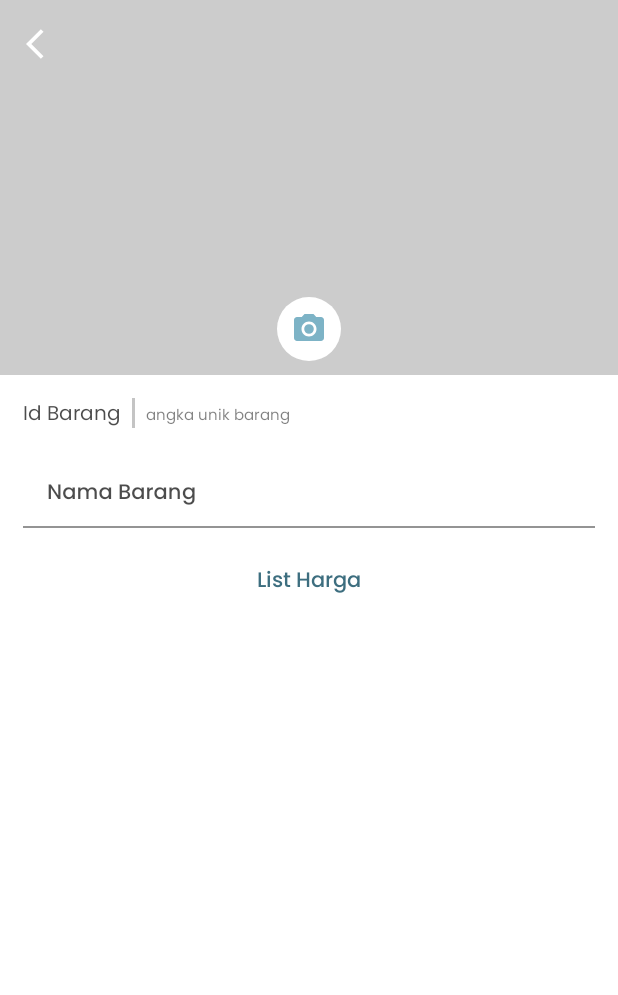
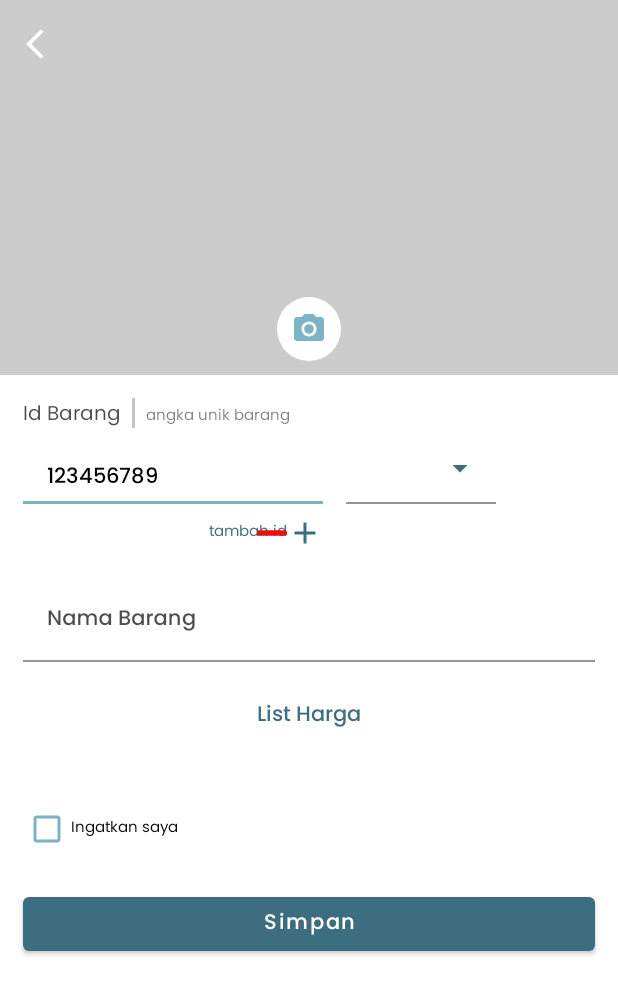
Before and after one commit to m-rizqi/toko-managament-system, an Android app: the screen it shows after launch (NewProductActivity), on a phone screen of 412 x 824 dp. Shown: the top 995 px of the screen. Run offline under Robolectric (Android 15) with nearby library versions, the phone set to English and light mode, and no system bars.

Commit message:
ids recylcer adapter

```diff
--- a/app/build.gradle
+++ b/app/build.gradle
@@ -31,7 +31,7 @@ android {
 dependencies {
 
     implementation 'androidx.appcompat:appcompat:1.3.0'
-    implementation 'com.google.android.material:material:1.1.0'
+    implementation 'com.google.android.material:material:1.4.0'
     implementation 'androidx.constraintlayout:constraintlayout:2.0.4'
     testImplementation 'junit:junit:4.+'
     androidTestImplementation 'androidx.test.ext:junit:1.1.3'
--- /dev/null
+++ b/app/src/main/java/com/example/tokomanagementsystem/model/Id.java
@@ -0,0 +1,41 @@
+package com.example.tokomanagementsystem.model;
+
+public class Id {
+
+    private Long id;
+    private String role;
+    private Long mainId;
+
+    public Id() {
+    }
+
+    public Id(Long id, String role, Long mainId) {
+        this.id = id;
+        this.role = role;
+        this.mainId = mainId;
+    }
+
+    public Long getId() {
+        return id;
+    }
+
+    public void setId(Long id) {
+        this.id = id;
+    }
+
+    public String getRole() {
+        return role;
+    }
+
+    public void setRole(String role) {
+        this.role = role;
+    }
+
+    public Long getMainId() {
+        return mainId;
+    }
+
+    public void setMainId(Long mainId) {
+        this.mainId = mainId;
+    }
+}
--- a/app/src/main/java/com/example/tokomanagementsystem/view/NewProductActivity.java
+++ b/app/src/main/java/com/example/tokomanagementsystem/view/NewProductActivity.java
@@ -1,16 +1,69 @@
 package com.example.tokomanagementsystem.view;
 
 import androidx.appcompat.app.AppCompatActivity;
+import androidx.recyclerview.widget.LinearLayoutManager;
+import androidx.recyclerview.widget.RecyclerView;
 
 import android.os.Bundle;
+import android.view.View;
+import android.widget.CheckBox;
+import android.widget.ImageButton;
+import android.widget.ImageView;
 
 import com.example.tokomanagementsystem.R;
+import com.example.tokomanagementsystem.model.Id;
+import com.example.tokomanagementsystem.viewmodel.adapter.IdsRecylerViewAdapter;
+import com.google.android.material.button.MaterialButton;
+import com.google.android.material.textfield.TextInputEditText;
+import com.google.android.material.textfield.TextInputLayout;
 
 public class NewProductActivity extends AppCompatActivity {
+
+    //widgets
+    ImageButton backButton, cameraButton;
+    ImageView productImage;
+    RecyclerView idsRecyclerview, pricesRecylerview;
+    TextInputLayout productNameInputLayout;
+    TextInputEditText productNameEditText;
+    CheckBox notifrememberCheckBox;
+    MaterialButton simpanButton;
+
+    //vars
+    IdsRecylerViewAdapter idsAdapter;
 
     @Override
     protected void onCreate(Bundle savedInstanceState) {
         super.onCreate(savedInstanceState);
         setContentView(R.layout.activity_new_product);
+
+        //extract widgets
+        backButton = findViewById(R.id.newproduct_imagebutton_back);
+        cameraButton = findViewById(R.id.newproduct_imagebutton_camera);
+        productImage = findViewById(R.id.newproduct_imageview_imageproduct);
+        idsRecyclerview = findViewById(R.id.newproduct_recyclerview_ids);
+        pricesRecylerview = findViewById(R.id.newproduct_recyclerview_pricelist);
+        productNameInputLayout = findViewById(R.id.newproduct_inputlayout_namabarang);
+        productNameEditText = findViewById(R.id.newproduct_edittext_namabarang);
+        notifrememberCheckBox = findViewById(R.id.newproduct_checkbox_notification);
+        simpanButton = findViewById(R.id.newproduct_materialbutton_save);
+
+        //widget configuration
+        backButton.setOnClickListener(new View.OnClickListener() {
+            @Override
+            public void onClick(View v) {
+                finish();
+            }
+        });
+        cameraButton.setOnClickListener(new View.OnClickListener() {
+            @Override
+            public void onClick(View v) {
+                //To Do
+            }
+        });
+//        productImage
+        idsAdapter = new IdsRecylerViewAdapter(new Id(123456789L, "", 1L));
+        idsRecyclerview.setLayoutManager(new LinearLayoutManager(getApplicationContext()));
+        idsRecyclerview.setAdapter(idsAdapter);
+
     }
 }
--- /dev/null
+++ b/app/src/main/java/com/example/tokomanagementsystem/viewmodel/adapter/IdsRecylerViewAdapter.java
@@ -0,0 +1,78 @@
+package com.example.tokomanagementsystem.viewmodel.adapter;
+
+import android.view.LayoutInflater;
+import android.view.View;
+import android.view.ViewGroup;
+import android.widget.AutoCompleteTextView;
+import android.widget.ImageButton;
+import android.widget.RelativeLayout;
+import android.widget.TextView;
+
+import androidx.annotation.NonNull;
+import androidx.recyclerview.widget.RecyclerView;
+
+import com.example.tokomanagementsystem.R;
+import com.example.tokomanagementsystem.model.Id;
+import com.google.android.material.textfield.TextInputEditText;
+import com.google.android.material.textfield.TextInputLayout;
+
+import java.util.ArrayList;
+import java.util.zip.Inflater;
+
+public class IdsRecylerViewAdapter extends RecyclerView.Adapter<IdsRecylerViewAdapter.IdsViewHoder> {
+
+    //vars
+    private ArrayList<Id> idsProduct = new ArrayList<>();
+    private ArrayList<IdsViewHoder> idsViewHoders = new ArrayList<>();
+
+    public IdsRecylerViewAdapter(Id id) {
+        idsProduct.add(id);
+    }
+
+    @Override
+    public IdsViewHoder onCreateViewHolder(@NonNull ViewGroup parent, int viewType) {
+        IdsViewHoder idViewHoder = new IdsViewHoder(LayoutInflater.from(parent.getContext()).inflate(R.layout.recyclerview_ids_itemlist, null));
+        idsViewHoders.add(idViewHoder);
+        return idViewHoder;
+    }
+
+    @Override
+    public void onBindViewHolder(@NonNull IdsRecylerViewAdapter.IdsViewHoder holder, int position) {
+        Id id = idsProduct.get(position);
+        holder.idEditText.setText(String.valueOf(id.getId()));
+    }
+
+    @Override
+    public int getItemCount() {
+        return idsProduct.size();
+    }
+
+    class IdsViewHoder extends RecyclerView.ViewHolder {
+
+        //widgets
+        TextInputLayout idInputLayout, priorityInputLayout;
+        TextInputEditText idEditText;
+        AutoCompleteTextView priorityAutoComplete;
+        RelativeLayout addDeleteIdRelativeLayout;
+        ImageButton addIdButton, deleteIdButton;
+        TextView tambahIdTextView;
+
+        public IdsViewHoder(@NonNull View itemView) {
+            super(itemView);
+
+            //extract widgets
+            idInputLayout = itemView.findViewById(R.id.ids_inputlayout_1);
+            idEditText = itemView.findViewById(R.id.ids_edittext_id);
+            priorityInputLayout = itemView.findViewById(R.id.ids_inputlayout_2);
+            priorityAutoComplete = itemView.findViewById(R.id.ids_autocompletetextview_priority);
+            addDeleteIdRelativeLayout = itemView.findViewById(R.id.ids_relativelayout_2);
+            addIdButton = itemView.findViewById(R.id.ids_imagebutton_tambahid);
+            deleteIdButton = itemView.findViewById(R.id.ids_imagebutton_kurangid);
+            tambahIdTextView = itemView.findViewById(R.id.ids_textview_tambahid);
+
+            //widgets configuration
+
+        }
+    }
+
+}
--- a/app/src/main/res/layout/activity_new_product.xml
+++ b/app/src/main/res/layout/activity_new_product.xml
@@ -13,7 +13,8 @@
 
         <androidx.constraintlayout.widget.ConstraintLayout
             android:layout_width="match_parent"
-            android:layout_height="wrap_content">
+            android:layout_height="wrap_content"
+            android:paddingBottom="50dp">
 
             <ImageView
                 android:id="@+id/newproduct_imageview_imageproduct"
@@ -109,7 +110,7 @@
                 app:boxStrokeColor="@color/blue_light"
                 >
 
-                <EditText
+                <com.google.android.material.textfield.TextInputEditText
                     android:id="@+id/newproduct_edittext_namabarang"
                     android:layout_width="match_parent"
                     android:layout_height="wrap_content"
@@ -118,7 +119,6 @@
                     android:fontFamily="@font/poppins_w500_medium"
                     android:textSize="14sp"
                     android:textColor="@color/black"
-                    android:paddingBottom="0dp"
                     />
 
             </com.google.android.material.textfield.TextInputLayout>
@@ -144,8 +144,41 @@
                 app:layout_constraintTop_toBottomOf="@id/newproduct_textview_1"
                 android:layout_marginHorizontal="15dp"
                 android:layout_marginTop="24dp"
-                tools:itemCount="1"
+                tools:itemCount="0"
                 tools:listitem="@layout/recylerview_price_itemlist"/>
+
+            <CheckBox
+                android:id="@+id/newproduct_checkbox_notification"
+                android:layout_width="wrap_content"
+                android:layout_height="wrap_content"
+                app:layout_constraintTop_toBottomOf="@id/newproduct_recyclerview_pricelist"
+                app:layout_constraintLeft_toLeftOf="parent"
+                android:layout_margin="15dp"
+                android:text="Ingatkan saya"
+                android:textColor="@color/black"
+                android:fontFamily="@font/poppins_w400_regular"
+                android:textSize="10sp"
+                android:buttonTint="@color/blue_light"
+                />
+
+            <com.google.android.material.button.MaterialButton
+                android:id="@+id/newproduct_materialbutton_save"
+                android:layout_width="match_parent"
+                android:layout_height="match_parent"
+                app:layout_constraintTop_toBottomOf="@id/newproduct_checkbox_notification"
+                android:layout_margin="15dp"
+                style="@style/Widget.MaterialComponents.Button"
+                app:backgroundTint="@color/blue_dark"
+                android:text="Simpan"
+                android:textAllCaps="false"
+                android:textColor="@color/white"
+                android:fontFamily="@font/poppins_w500_medium"
+                android:textSize="14sp"
+                android:letterSpacing="0.08"
+                app:cornerRadius="4dp"
+                android:elevation="0dp"
+                app:elevation="0dp"
+                />
 
         </androidx.constraintlayout.widget.ConstraintLayout>
 
--- a/app/src/main/res/layout/recyclerview_ids_itemlist.xml
+++ b/app/src/main/res/layout/recyclerview_ids_itemlist.xml
@@ -4,7 +4,7 @@
     android:layout_height="wrap_content"
     xmlns:app="http://schemas.android.com/apk/res-auto"
     android:background="@color/white"
-    android:layout_marginTop="15dp">
+    android:layout_marginBottom="8dp">
 
     <LinearLayout
         android:id="@+id/ids_linearlayout_1"
@@ -20,7 +20,7 @@
             android:layout_height="wrap_content"
             style="@style/Widget.MaterialComponents.TextInputLayout.FilledBox"
             android:layout_gravity="bottom"
-            app:boxStrokeColor="@color/black"
+            app:boxStrokeColor="@color/blue_light"
             >
 
             <com.google.android.material.textfield.TextInputEditText
@@ -45,20 +45,21 @@
             app:layout_constraintLeft_toRightOf="@id/ids_inputlayout_1"
             style="@style/Widget.MaterialComponents.TextInputLayout.FilledBox.ExposedDropdownMenu"
             android:layout_marginLeft="15dp"
-            app:boxStrokeColor="@color/black"
-
+            app:boxStrokeColor="@color/blue_light"
+            app:endIconTint="@color/blue_dark"
             >
 
             <AutoCompleteTextView
                 android:id="@+id/ids_autocompletetextview_priority"
                 android:layout_width="match_parent"
-                android:layout_height="wrap_content"
+                android:layout_height="match_parent"
                 android:background="@color/white"
+                android:fontFamily="@font/poppins_w500_medium"
+                android:paddingTop="10dp"
+                android:paddingBottom="5dp"
                 android:textColor="@color/black"
-                android:fontFamily="@font/poppins_w500_medium"
                 android:textSize="14sp"
-                android:paddingTop="10dp"
-                android:paddingBottom="5dp"/>
+                />
 
         </com.google.android.material.textfield.TextInputLayout>
 
@@ -102,7 +103,7 @@
             android:background="@android:color/transparent"
             android:layout_toLeftOf="@id/ids_imagebutton_tambahid"
             android:layout_centerVertical="true"
-            android:visibility="gone"
+            android:visibility="visible"
             />
 
     </RelativeLayout>
```
